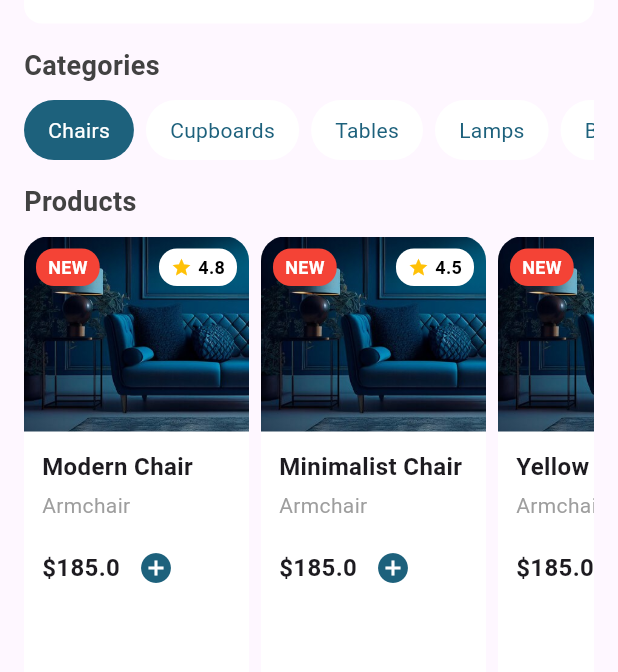
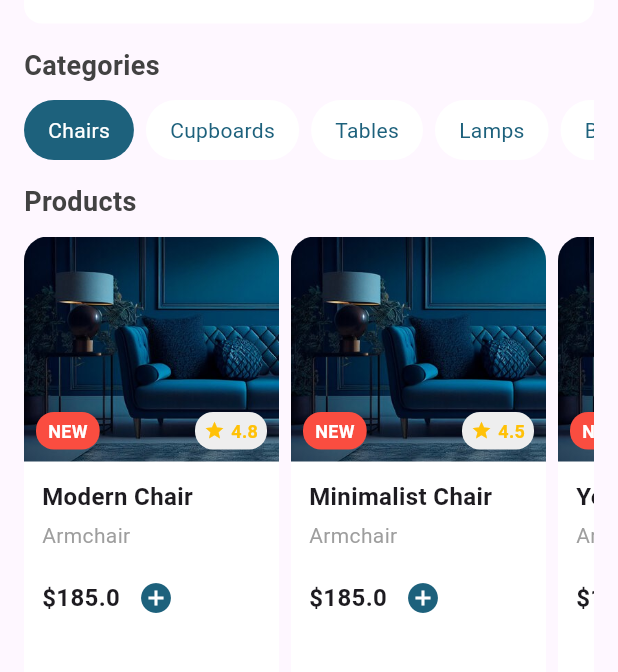
Before and after one commit to Huseinaz/furniture-app, a Flutter app: the HomePage screen opened directly, on a phone screen of 412 x 824 dp, the part 194-866 px from its top. Run offline on Flutter 3.47's test engine with Material 3 defaults, Android fonts, the phone set to English and light mode, and no system bars.

Commit message:
Update product_card.dart

```diff
--- a/lib/components/product_card.dart
+++ b/lib/components/product_card.dart
@@ -37,20 +37,20 @@ class ProductCard extends StatelessWidget {
                     const BorderRadius.vertical(top: Radius.circular(16)),
                 child: Image.asset(
                   imagePath,
-                  width: 150,
-                  height: 130,
+                  width: 170,
+                  height: 150,
                   fit: BoxFit.cover,
                 ),
               ),
               Positioned(
-                top: 8,
+                bottom: 8,
                 left: 8,
                 child: isNew
                     ? Container(
                         padding: const EdgeInsets.symmetric(
                             horizontal: 8, vertical: 4),
                         decoration: BoxDecoration(
-                          color: Colors.red,
+                          color: const Color.fromARGB(255, 250, 77, 64),
                           borderRadius: BorderRadius.circular(12),
                         ),
                         child: const Text(
@@ -65,13 +65,13 @@ class ProductCard extends StatelessWidget {
                     : const SizedBox.shrink(),
               ),
               Positioned(
-                top: 8,
+                bottom: 8,
                 right: 8,
                 child: Container(
                   padding:
-                      const EdgeInsets.symmetric(horizontal: 8, vertical: 4),
+                      const EdgeInsets.symmetric(horizontal: 6, vertical: 4),
                   decoration: BoxDecoration(
-                    color: Colors.white,
+                    color: Colors.grey[200],
                     borderRadius: BorderRadius.circular(12),
                   ),
                   child: Row(
@@ -81,7 +81,7 @@ class ProductCard extends StatelessWidget {
                       Text(
                         rating.toString(),
                         style: const TextStyle(
-                          color: Colors.black,
+                          color: Colors.amber,
                           fontSize: 12,
                           fontWeight: FontWeight.bold,
                         ),
```
